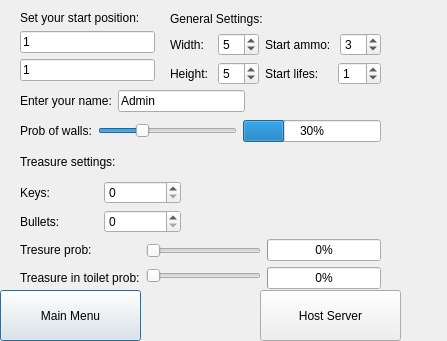
Before: the Qt Designer form hostserver.ui in TeftelTennis/Labyrinth, drawn with Qt 5.
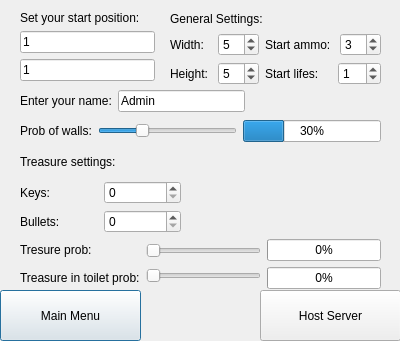
After: the same form once the commit is applied.

```diff
--- a/hostserver.ui
+++ b/hostserver.ui
@@ -6,7 +6,7 @@
    <rect>
     <x>0</x>
     <y>0</y>
-    <width>447</width>
+    <width>400</width>
     <height>341</height>
    </rect>
   </property>
```
Left out of the diff: 9 changed lines with no effect on the pictures.
